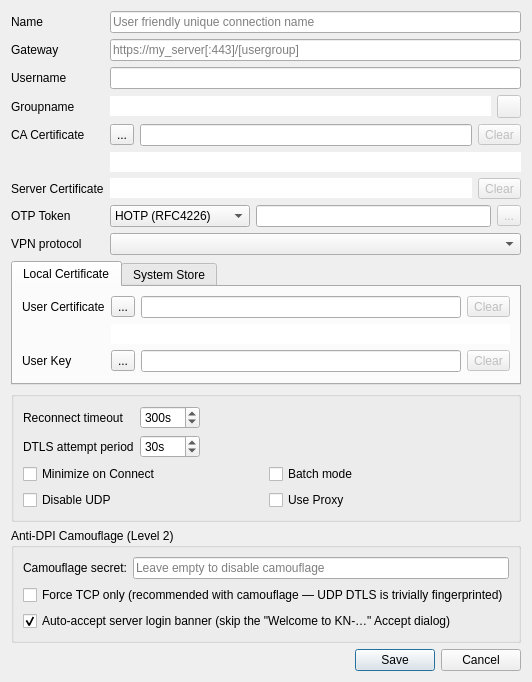
First picture: the form in src/dialog/editdialog.ui, repository truvvor/openconnect-gui, before the edit.
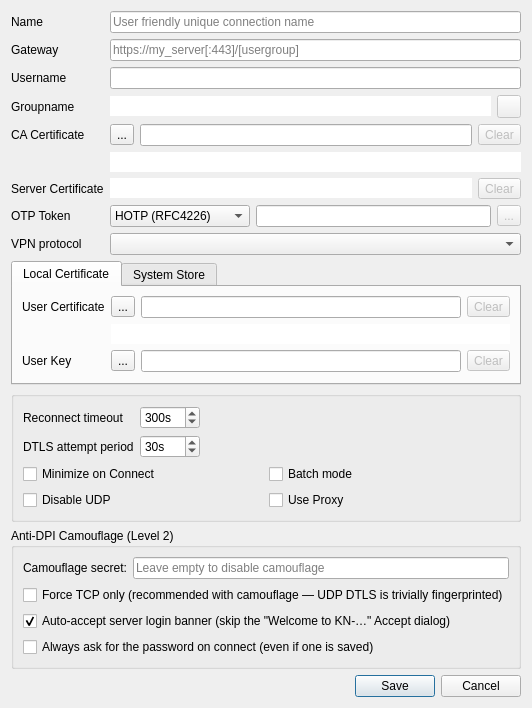
Second picture: the form after the edit. Icons and pictures are not drawn.

Commit message: fix(privsep-gui): modal QInputDialog/QMessageBox in onSvcPrompt (worker-thread dialog helpers deadlocked GUI thread on cert prompt -> froze UI + hid log); add per-profile 'always ask password' (save + prompt, pre-filled)

Patch:
```diff
--- a/src/dialog/editdialog.ui
+++ b/src/dialog/editdialog.ui
@@ -614,6 +614,19 @@
         </property>
        </widget>
       </item>
+      <item row="3" column="0" colspan="2">
+       <widget class="QCheckBox" name="forcePasswordPromptBox">
+        <property name="text">
+         <string>Always ask for the password on connect (even if one is saved)</string>
+        </property>
+        <property name="toolTip">
+         <string>Keep the saved password but still prompt for it at connect time. The prompt is pre-filled with the saved value, so you can confirm or override it. Default: off.</string>
+        </property>
+        <property name="checked">
+         <bool>false</bool>
+        </property>
+       </widget>
+      </item>
      </layout>
     </widget>
    </item>
```
The commit also changes 5 other files.
